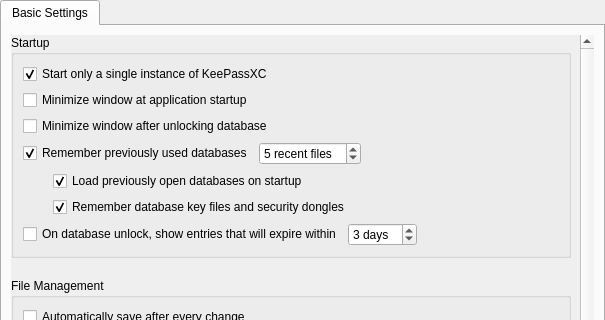
Old version of the form src/gui/ApplicationSettingsWidgetGeneral.ui in the repository iDarkTemplar/keepassx-min; both pictures show x 0 to 605 and y 0 to 320 of the 605 by 646 pixel window.
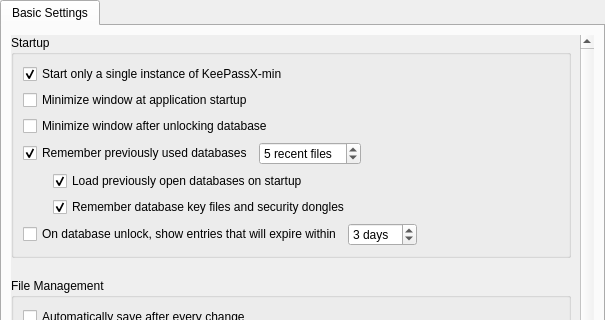
New version of the form.

```diff
--- a/src/gui/ApplicationSettingsWidgetGeneral.ui
+++ b/src/gui/ApplicationSettingsWidgetGeneral.ui
@@ -57,7 +57,7 @@
           <property name="geometry">
            <rect>
             <x>0</x>
-            <y>-710</y>
+            <y>0</y>
             <width>568</width>
             <height>1304</height>
            </rect>
@@ -84,7 +84,7 @@
               <item>
                <widget class="QCheckBox" name="singleInstanceCheckBox">
                 <property name="text">
-                 <string>Start only a single instance of KeePassXC</string>
+                 <string>Start only a single instance of KeePassX-min</string>
                 </property>
                 <property name="checked">
                  <bool>true</bool>
```
